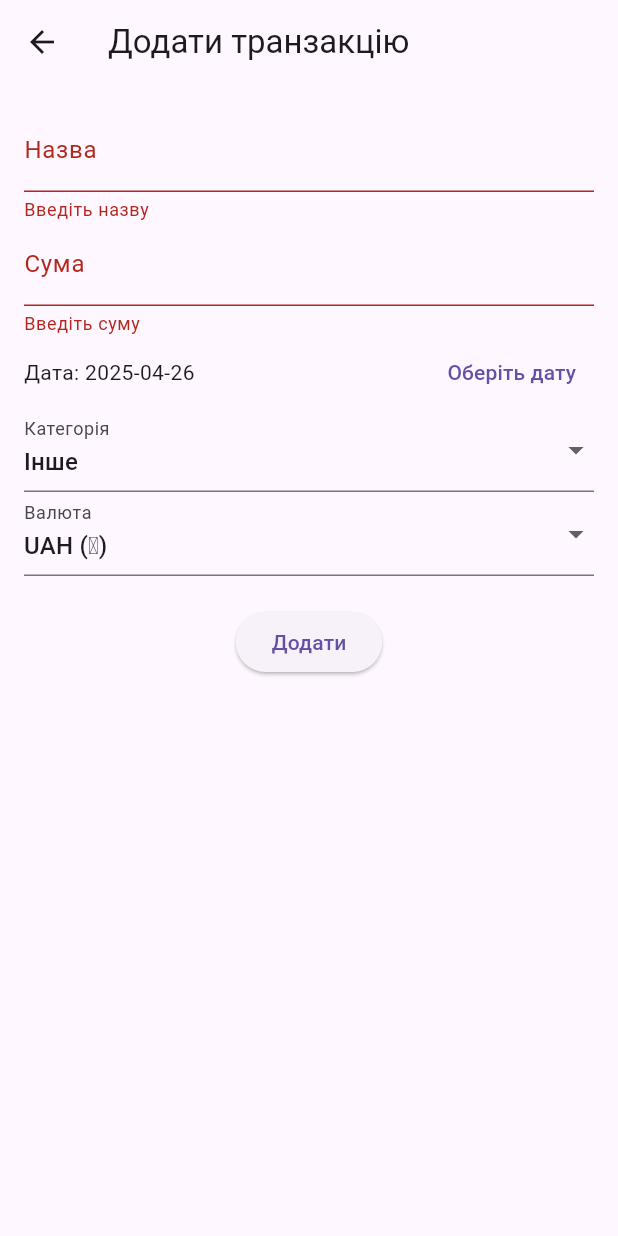
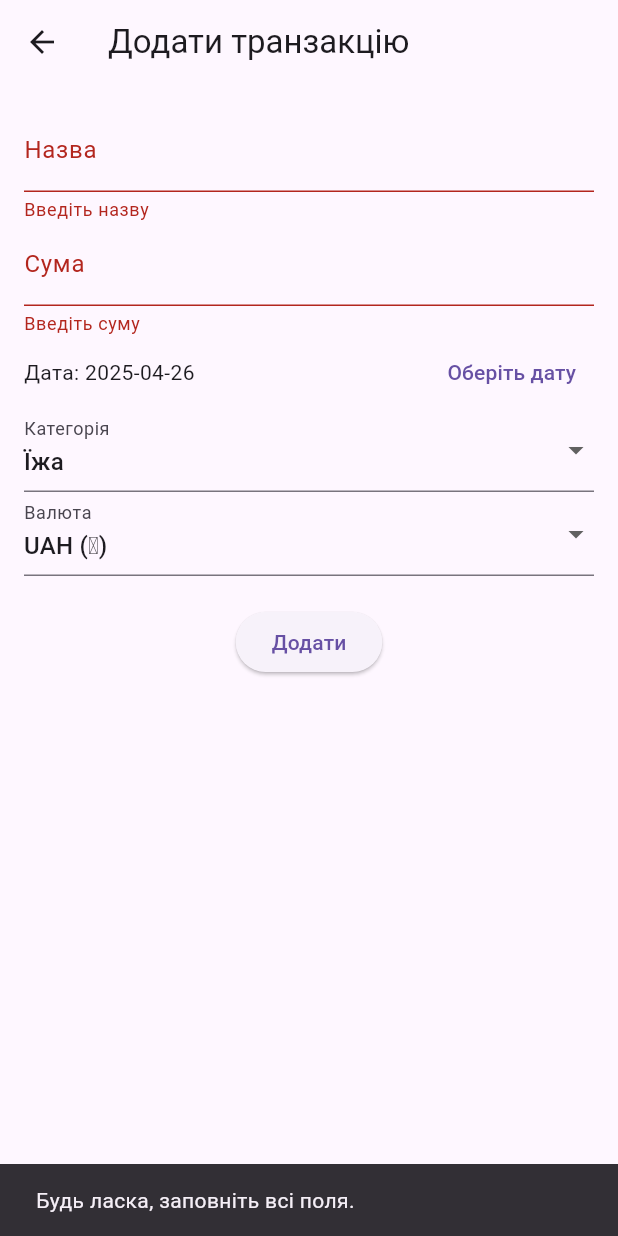
Before and after one commit to Yurii-Tymchuk1/tracker_flutter, a Flutter app: the AddTransactionScreen screen opened by its route, after a tap on "Додати", on a phone screen of 412 x 824 dp. Run offline on Flutter 3.47's test engine with Material 3 defaults, Android fonts, the phone set to English and light mode, and no system bars; our stand-ins replace fl_chart, hive, hive_flutter; accounts and stored records are empty.

Commit message:
Оновив category_provider.dart і додав нові фічі

```diff
--- a/lib/core/app_routes.dart
+++ b/lib/core/app_routes.dart
@@ -5,6 +5,8 @@ import '../screens/transactions_screen.dart';
 import '../screens/add_transaction_screen.dart';
 import '../screens/budget_screen.dart';
 import '../screens/budget_stats_screen.dart'; // <-- додано
+import '../screens/category_screen.dart';
+
 
 class AppRoutes {
   static final routes = {
@@ -14,5 +16,7 @@ class AppRoutes {
     '/budget': (context) => const BudgetScreen(),
     '/budget-stats': (context) => const BudgetStatsScreen(), // <-- додано
     '/statistics': (context) => const StatisticsScreen(),
+    '/categories': (context) => const CategoryScreen(),
+
   };
 }
--- /dev/null
+++ b/lib/data/models/category.dart
@@ -0,0 +1,14 @@
+import 'package:hive/hive.dart';
+
+part 'category.g.dart';
+
+@HiveType(typeId: 2)
+class CategoryModel extends HiveObject {
+  @HiveField(0)
+  final String id;
+
+  @HiveField(1)
+  final String name;
+
+  CategoryModel({required this.id, required this.name});
+}
--- a/lib/main.dart
+++ b/lib/main.dart
@@ -5,8 +5,10 @@ import 'package:provider/provider.dart';
 import 'core/app_routes.dart';
 import 'data/models/transaction.dart';
 import 'data/models/budget.dart';
+import 'data/models/category.dart';
 import 'providers/transaction_provider.dart';
 import 'providers/budget_provider.dart';
+import 'providers/category_provider.dart';
 
 void main() async {
   WidgetsFlutterBinding.ensureInitialized();
@@ -14,10 +16,11 @@ void main() async {
 
   Hive.registerAdapter(TransactionModelAdapter());
   Hive.registerAdapter(BudgetAdapter());
+  Hive.registerAdapter(CategoryModelAdapter());
 
-  // Тепер відкриваємо чисті бокси
   await Hive.openBox<TransactionModel>('transactions');
   await Hive.openBox<Budget>('budgets');
+  await Hive.openBox<CategoryModel>('categories');
 
   runApp(const TrackerApp());
 }
@@ -31,6 +34,13 @@ class TrackerApp extends StatelessWidget {
       providers: [
         ChangeNotifierProvider(create: (_) => TransactionProvider()),
         ChangeNotifierProvider(create: (_) => BudgetProvider()),
+        ChangeNotifierProvider(
+          create: (_) {
+            final provider = CategoryProvider();
+            provider.initializeDefaultCategories();
+            return provider;
+          },
+        ),
       ],
       child: MaterialApp(
         debugShowCheckedModeBanner: false,
--- /dev/null
+++ b/lib/providers/category_provider.dart
@@ -0,0 +1,35 @@
+import 'package:flutter/material.dart';
+import 'package:hive/hive.dart';
+import '../data/models/category.dart';
+
+class CategoryProvider with ChangeNotifier {
+  final Box<CategoryModel> _categoryBox = Hive.box<CategoryModel>('categories');
+
+  List<CategoryModel> get categories => _categoryBox.values.toList();
+
+  void addCategory(CategoryModel category) async {
+    await _categoryBox.put(category.id, category);
+    notifyListeners();
+  }
+
+  void deleteCategory(CategoryModel category) async {
+    await category.delete();
+    notifyListeners();
+  }
+
+  void initializeDefaultCategories() async {
+    if (_categoryBox.isEmpty) {
+      final defaults = [
+        CategoryModel(id: '1', name: 'Їжа'),
+        CategoryModel(id: '2', name: 'Транспорт'),
+        CategoryModel(id: '3', name: 'Розваги'),
+        CategoryModel(id: '4', name: 'Комуналка'),
+        CategoryModel(id: '5', name: 'Інше'),
+      ];
+      for (var category in defaults) {
+        await _categoryBox.put(category.id, category);
+      }
+      notifyListeners();
+    }
+  }
+}
--- a/lib/screens/add_transaction_screen.dart
+++ b/lib/screens/add_transaction_screen.dart
@@ -2,6 +2,7 @@ import 'package:flutter/material.dart';
 import 'package:provider/provider.dart';
 import '../data/models/transaction.dart';
 import '../providers/transaction_provider.dart';
+import '../providers/category_provider.dart';
 
 class AddTransactionScreen extends StatefulWidget {
   const AddTransactionScreen({super.key});
@@ -16,8 +17,7 @@ class _AddTransactionScreenState extends State<AddTransactionScreen> {
   final _amountController = TextEditingController();
   DateTime _selectedDate = DateTime.now();
 
-  final List<String> _categories = ['Їжа', 'Транспорт', 'Розваги', 'Комуналка', 'Інше'];
-  String _selectedCategory = 'Інше';
+  String _selectedCategory = '';
 
   final Map<String, String> _currencySymbols = {
     'UAH': '₴',
@@ -34,11 +34,16 @@ class _AddTransactionScreenState extends State<AddTransactionScreen> {
   }
 
   void _submitData() {
-    if (!_formKey.currentState!.validate()) return;
+    if (!_formKey.currentState!.validate() || _selectedCategory.isEmpty) {
+      ScaffoldMessenger.of(context).showSnackBar(
+        const SnackBar(content: Text('Будь ласка, заповніть всі поля.')),
+      );
+      return;
+    }
 
     final newTransaction = TransactionModel(
-      id: DateTime.now().toString(),
-      title: _titleController.text,
+      id: DateTime.now().millisecondsSinceEpoch.toString(),
+      title: _titleController.text.trim(),
       amount: double.parse(_amountController.text),
       date: _selectedDate,
       category: _selectedCategory,
@@ -51,7 +56,7 @@ class _AddTransactionScreenState extends State<AddTransactionScreen> {
     _titleController.clear();
     _amountController.clear();
     _selectedDate = DateTime.now();
-    _selectedCategory = 'Інше';
+    _selectedCategory = '';
     _selectedCurrency = _currencySymbols.keys.first;
 
     Navigator.pop(context);
@@ -74,6 +79,13 @@ class _AddTransactionScreenState extends State<AddTransactionScreen> {
 
   @override
   Widget build(BuildContext context) {
+    final categoryProvider = Provider.of<CategoryProvider>(context);
+    final categories = categoryProvider.categories.map((c) => c.name).toList();
+
+    if (_selectedCategory.isEmpty && categories.isNotEmpty) {
+      _selectedCategory = categories.first;
+    }
+
     return Scaffold(
       appBar: AppBar(title: const Text('Додати транзакцію')),
       body: Padding(
@@ -109,9 +121,9 @@ class _AddTransactionScreenState extends State<AddTransactionScreen> {
                 ],
               ),
               DropdownButtonFormField<String>(
-                value: _selectedCategory,
+                value: categories.contains(_selectedCategory) ? _selectedCategory : null,
                 decoration: const InputDecoration(labelText: 'Категорія'),
-                items: _categories.map((cat) {
+                items: categories.map((cat) {
                   return DropdownMenuItem(
                     value: cat,
                     child: Text(cat),
@@ -119,8 +131,14 @@ class _AddTransactionScreenState extends State<AddTransactionScreen> {
                 }).toList(),
                 onChanged: (value) {
                   setState(() {
-                    _selectedCategory = value!;
+                    _selectedCategory = value ?? '';
                   });
+                },
+                validator: (value) {
+                  if (value == null || value.isEmpty) {
+                    return 'Оберіть категорію';
+                  }
+                  return null;
                 },
               ),
               DropdownButtonFormField<String>(
@@ -149,4 +167,11 @@ class _AddTransactionScreenState extends State<AddTransactionScreen> {
       ),
     );
   }
+
+  @override
+  void dispose() {
+    _titleController.dispose();
+    _amountController.dispose();
+    super.dispose();
+  }
 }
```
Also changed, not shown: lib/screens/category_screen.dart (added, +80 -0 lines), lib/screens/home_screen.dart (+7 -0 lines), lib/data/models/category.g.dart (added).
